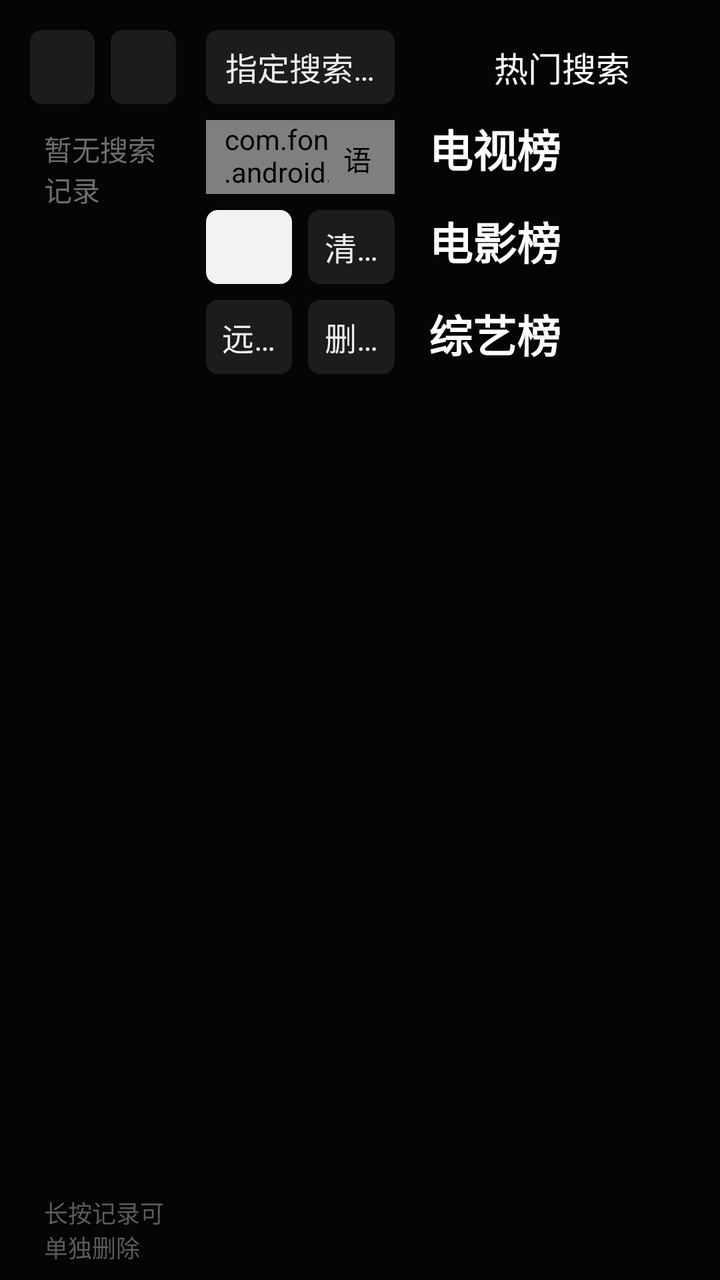
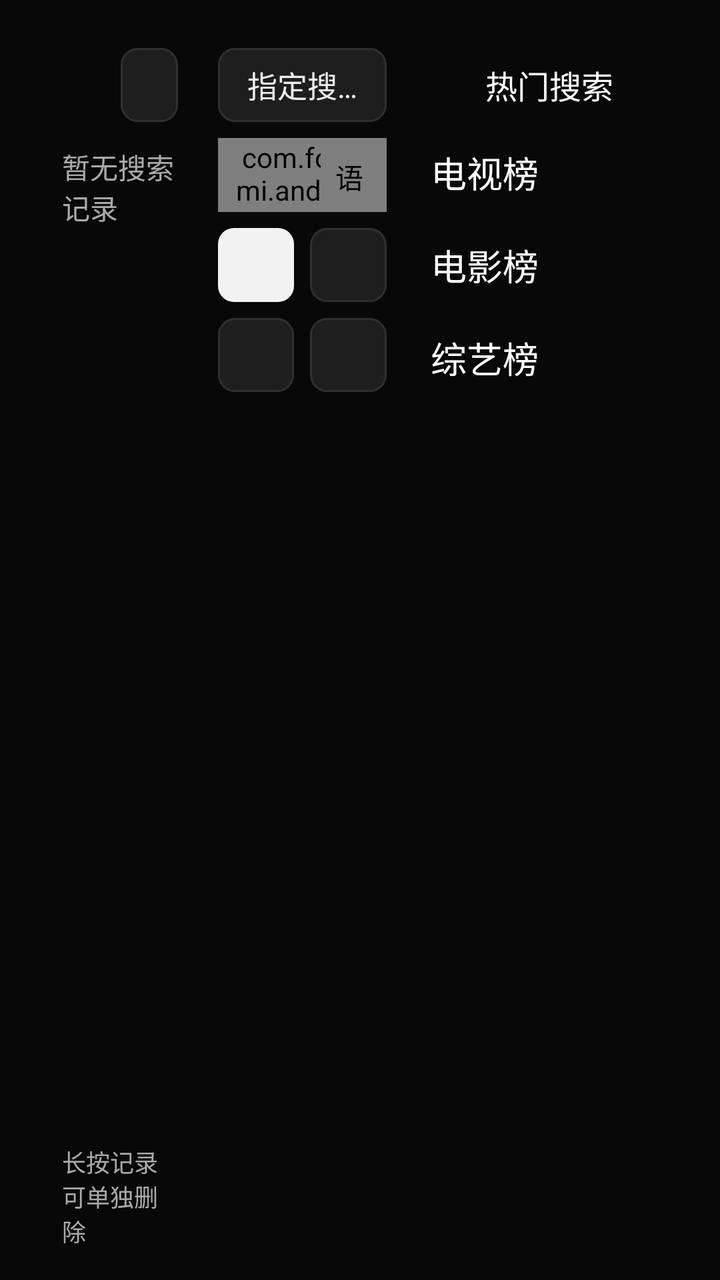

Two renders of the same Android screen: before a commit and after it. Below are the layout's source before the change and the commit's diff.
<!-- AndroidManifest.xml: another module's application theme Theme.App -->
<!-- res/layout/activity_search.xml -->
<LinearLayout xmlns:android="http://schemas.android.com/apk/res/android" xmlns:app="http://schemas.android.com/apk/res-auto" android:layout_width="match_parent" android:layout_height="match_parent" android:orientation="horizontal" android:background="#050505" android:paddingStart="15dp" android:paddingEnd="10dp" android:paddingTop="15dp" android:paddingBottom="8dp">
    <LinearLayout android:id="@+id/recordLayout" android:layout_width="0dp" android:layout_weight="24" android:layout_height="match_parent" android:orientation="vertical">
        <LinearLayout android:layout_width="match_parent" android:layout_height="37dp">
            <TextView style="@style/SearchBlackKey" android:layout_width="0dp" android:layout_weight="1" android:text="搜索历史" android:focusable="false" android:background="@drawable/search_black_label" />
            <TextView android:id="@+id/clearHistory" style="@style/SearchBlackKey" android:layout_width="0dp" android:layout_weight="1" android:layout_marginStart="8dp" android:text="清空" android:nextFocusUp="@id/clearHistory" />
        </LinearLayout>
        <TextView android:id="@+id/emptyHistory" android:layout_width="match_parent" android:layout_height="wrap_content" android:paddingTop="12dp" android:paddingStart="7dp" android:text="暂无搜索记录" android:textColor="#6E6E6E" android:textSize="14sp" />
        <androidx.recyclerview.widget.RecyclerView android:id="@+id/recordRecycler" android:layout_width="match_parent" android:layout_height="0dp" android:layout_weight="1" android:layout_marginTop="8dp" android:layout_marginStart="7dp" android:overScrollMode="never" android:scrollbars="none" />
        <TextView android:id="@+id/historyTip" android:layout_width="match_parent" android:layout_height="wrap_content" android:paddingStart="7dp" android:text="长按记录可单独删除" android:textColor="#5C5C5C" android:textSize="12sp" />
    </LinearLayout>
    <LinearLayout android:layout_width="0dp" android:layout_weight="31" android:layout_height="match_parent" android:layout_marginHorizontal="15dp" android:orientation="vertical">
        <TextView android:id="@+id/source" style="@style/SearchBlackKey" android:text="指定搜索源" android:nextFocusUp="@id/source" />
        <FrameLayout android:layout_width="match_parent" android:layout_height="37dp" android:layout_marginTop="8dp">
            <com.fongmi.android.tv.ui.custom.CustomEditText android:id="@+id/keyword" android:layout_width="match_parent" android:layout_height="match_parent" android:paddingStart="8dp" android:paddingEnd="8dp" android:background="@drawable/search_black_input" android:hint="请输入要搜索的内容" android:singleLine="true" android:inputType="text" android:maxLength="255" android:imeOptions="actionSearch" android:focusable="true" android:focusableInTouchMode="true" android:textColor="#F5F5F5" android:textColorHint="#7A7A7A" android:textSize="16sp" android:nextFocusDown="@id/search" />
            <com.fongmi.android.tv.ui.custom.CustomMic android:id="@+id/mic" android:layout_width="29dp" android:layout_height="29dp" android:layout_gravity="end|center_vertical" android:layout_marginEnd="4dp" android:padding="5dp" android:background="@drawable/search_black_key" android:src="@drawable/ic_search_mic" android:contentDescription="语音搜索" android:focusable="true" android:focusableInTouchMode="false" />
        </FrameLayout>
        <LinearLayout android:layout_width="match_parent" android:layout_height="37dp" android:layout_marginTop="8dp">
            <TextView android:id="@+id/search" style="@style/SearchBlackPrimary" android:layout_width="0dp" android:layout_weight="1" android:text="搜索" />
            <TextView android:id="@+id/clearInput" style="@style/SearchBlackKey" android:layout_width="0dp" android:layout_weight="1" android:layout_marginStart="8dp" android:text="清空" />
        </LinearLayout>
        <LinearLayout android:layout_width="match_parent" android:layout_height="37dp" android:layout_marginTop="8dp">
            <TextView android:id="@+id/remote" style="@style/SearchBlackKey" android:layout_width="0dp" android:layout_weight="1" android:text="远程搜索" />
            <TextView android:id="@+id/backspace" style="@style/SearchBlackKey" android:layout_width="0dp" android:layout_weight="1" android:layout_marginStart="8dp" android:text="删除" />
        </LinearLayout>
        <androidx.recyclerview.widget.RecyclerView android:id="@+id/keyboard" android:layout_width="match_parent" android:layout_height="wrap_content" android:layout_marginTop="3dp" android:layout_marginStart="-3dp" android:layout_marginEnd="-3dp" android:overScrollMode="never" app:layoutManager="androidx.recyclerview.widget.GridLayoutManager" app:spanCount="6" />
    </LinearLayout>
    <androidx.core.widget.NestedScrollView android:id="@+id/scroll" android:layout_width="0dp" android:layout_weight="45" android:layout_height="match_parent" android:fillViewport="true" android:scrollbars="none" android:overScrollMode="never">
        <LinearLayout android:layout_width="match_parent" android:layout_height="wrap_content" android:orientation="vertical">
            <TextView android:id="@+id/word" android:layout_width="match_parent" android:layout_height="37dp" android:gravity="center" android:text="热门搜索" android:textColor="#FFFFFF" android:textSize="17sp" android:fontFamily="sans-serif-medium" />
            <TextView android:id="@+id/searchStatus" android:layout_width="match_parent" android:layout_height="wrap_content" android:gravity="center" android:paddingBottom="4dp" android:textColor="#7A7A7A" android:textSize="13sp" android:visibility="gone" />
            <LinearLayout android:id="@+id/hotGroups" android:layout_width="match_parent" android:layout_height="wrap_content" android:orientation="vertical">
                <TextView style="@style/SearchBlackHeading" android:text="电视榜" />
                <androidx.recyclerview.widget.RecyclerView android:id="@+id/tvRecycler" android:layout_width="match_parent" android:layout_height="wrap_content" android:nestedScrollingEnabled="false" android:overScrollMode="never" />
                <TextView style="@style/SearchBlackHeading" android:text="电影榜" />
                <androidx.recyclerview.widget.RecyclerView android:id="@+id/movieRecycler" android:layout_width="match_parent" android:layout_height="wrap_content" android:nestedScrollingEnabled="false" android:overScrollMode="never" />
                <TextView style="@style/SearchBlackHeading" android:text="综艺榜" />
                <androidx.recyclerview.widget.RecyclerView android:id="@+id/varietyRecycler" android:layout_width="match_parent" android:layout_height="wrap_content" android:nestedScrollingEnabled="false" android:overScrollMode="never" />
            </LinearLayout>
            <androidx.recyclerview.widget.RecyclerView android:id="@+id/wordRecycler" android:layout_width="match_parent" android:layout_height="wrap_content" android:layout_marginTop="6dp" android:nestedScrollingEnabled="false" android:overScrollMode="never" />
        </LinearLayout>
    </androidx.core.widget.NestedScrollView>
</LinearLayout>
<!-- resources referenced by this layout -->
<resources>
  <!-- drawable search_black_input (drawable) -->
  <selector xmlns:android="http://schemas.android.com/apk/res/android">
      <item android:state_focused="true"><shape><solid android:color="#161616"/><corners android:radius="6dp"/><stroke android:width="2dp" android:color="#FFFFFF"/></shape></item>
      <item><shape><solid android:color="#0B0B0B"/><corners android:radius="6dp"/><stroke android:width="1.5dp" android:color="#8C8C8C"/></shape></item>
  </selector>
  <!-- drawable search_black_key (drawable) -->
  <selector xmlns:android="http://schemas.android.com/apk/res/android">
      <item android:state_focused="true"><shape><solid android:color="#2E2E2E"/><corners android:radius="6dp"/><stroke android:width="2dp" android:color="#FFFFFF"/></shape></item>
      <item android:state_pressed="true"><shape><solid android:color="#333333"/><corners android:radius="6dp"/></shape></item>
      <item><shape><solid android:color="#1C1C1C"/><corners android:radius="6dp"/></shape></item>
  </selector>
  <!-- drawable search_black_label (drawable) -->
  <shape xmlns:android="http://schemas.android.com/apk/res/android"><solid android:color="#1C1C1C"/><corners android:radius="6dp"/></shape>
  <style name="SearchBlackHeading">
          <item name="android:layout_width">match_parent</item>
          <item name="android:layout_height">wrap_content</item>
          <item name="android:layout_marginTop">6dp</item>
          <item name="android:layout_marginBottom">8dp</item>
          <item name="android:paddingStart">2dp</item>
          <item name="android:textColor">#FFFFFF</item>
          <item name="android:textSize">22sp</item>
          <item name="android:textStyle">bold</item>
      </style>
  <style name="SearchBlackKey">
          <item name="android:layout_width">match_parent</item>
          <item name="android:layout_height">37dp</item>
          <item name="android:gravity">center</item>
          <item name="android:paddingHorizontal">8dp</item>
          <item name="android:singleLine">true</item>
          <item name="android:textColor">@color/search_black_text</item>
          <item name="android:textSize">16sp</item>
          <item name="android:focusable">true</item>
          <item name="android:focusableInTouchMode">false</item>
          <item name="android:background">@drawable/search_black_key</item>
      </style>
  <!-- drawable search_black_primary (drawable) -->
  <selector xmlns:android="http://schemas.android.com/apk/res/android">
      <item android:state_focused="true">
          <layer-list>
              <item><shape><solid android:color="#FFFFFF"/><corners android:radius="6dp"/></shape></item>
              <item android:left="2dp" android:top="2dp" android:right="2dp" android:bottom="2dp"><shape><stroke android:width="1.5dp" android:color="#050505"/><corners android:radius="4dp"/></shape></item>
          </layer-list>
      </item>
      <item android:state_pressed="true"><shape><solid android:color="#D6D6D6"/><corners android:radius="6dp"/></shape></item>
      <item><shape><solid android:color="#F2F2F2"/><corners android:radius="6dp"/></shape></item>
  </selector>
  <style name="Theme.Base" parent="Theme.Material3.Dark.NoActionBar">
          <item name="colorPrimary">@color/white</item>
          <item name="android:windowFullscreen">true</item>
          <item name="android:windowTranslucentStatus">true</item>
          <item name="android:windowTranslucentNavigation">true</item>
          <item name="android:windowAnimationStyle">@style/NoAnim</item>
      </style>
  <!-- unchanged entries left out for length: 5 -->
</resources>

<!-- the commit's change to res/layout/activity_search.xml (unified diff, before → after) -->
@@ -1,14 +1,14 @@
-<LinearLayout xmlns:android="http://schemas.android.com/apk/res/android" xmlns:app="http://schemas.android.com/apk/res-auto" android:layout_width="match_parent" android:layout_height="match_parent" android:orientation="horizontal" android:background="#050505" android:paddingStart="15dp" android:paddingEnd="10dp" android:paddingTop="15dp" android:paddingBottom="8dp">
+<LinearLayout xmlns:android="http://schemas.android.com/apk/res/android" xmlns:app="http://schemas.android.com/apk/res-auto" android:layout_width="match_parent" android:layout_height="match_parent" android:orientation="horizontal" android:background="@color/tv_theme_background" android:paddingStart="24dp" android:paddingEnd="24dp" android:paddingTop="24dp" android:paddingBottom="16dp">
     <LinearLayout android:id="@+id/recordLayout" android:layout_width="0dp" android:layout_weight="24" android:layout_height="match_parent" android:orientation="vertical">
         <LinearLayout android:layout_width="match_parent" android:layout_height="37dp">
             <TextView style="@style/SearchBlackKey" android:layout_width="0dp" android:layout_weight="1" android:text="搜索历史" android:focusable="false" android:background="@drawable/search_black_label" />
             <TextView android:id="@+id/clearHistory" style="@style/SearchBlackKey" android:layout_width="0dp" android:layout_weight="1" android:layout_marginStart="8dp" android:text="清空" android:nextFocusUp="@id/clearHistory" />
         </LinearLayout>
-        <TextView android:id="@+id/emptyHistory" android:layout_width="match_parent" android:layout_height="wrap_content" android:paddingTop="12dp" android:paddingStart="7dp" android:text="暂无搜索记录" android:textColor="#6E6E6E" android:textSize="14sp" />
+        <TextView android:id="@+id/emptyHistory" android:layout_width="match_parent" android:layout_height="wrap_content" android:paddingTop="12dp" android:paddingStart="7dp" android:text="暂无搜索记录" android:textColor="@color/tv_theme_text_secondary" android:textSize="14sp" />
         <androidx.recyclerview.widget.RecyclerView android:id="@+id/recordRecycler" android:layout_width="match_parent" android:layout_height="0dp" android:layout_weight="1" android:layout_marginTop="8dp" android:layout_marginStart="7dp" android:overScrollMode="never" android:scrollbars="none" />
-        <TextView android:id="@+id/historyTip" android:layout_width="match_parent" android:layout_height="wrap_content" android:paddingStart="7dp" android:text="长按记录可单独删除" android:textColor="#5C5C5C" android:textSize="12sp" />
+        <TextView android:id="@+id/historyTip" android:layout_width="match_parent" android:layout_height="wrap_content" android:paddingStart="7dp" android:text="长按记录可单独删除" android:textColor="@color/tv_theme_text_secondary" android:textSize="12sp" />
     </LinearLayout>
-    <LinearLayout android:layout_width="0dp" android:layout_weight="31" android:layout_height="match_parent" android:layout_marginHorizontal="15dp" android:orientation="vertical">
+    <LinearLayout android:layout_width="0dp" android:layout_weight="31" android:layout_height="match_parent" android:layout_marginHorizontal="20dp" android:orientation="vertical">
         <TextView android:id="@+id/source" style="@style/SearchBlackKey" android:text="指定搜索源" android:nextFocusUp="@id/source" />
         <FrameLayout android:layout_width="match_parent" android:layout_height="37dp" android:layout_marginTop="8dp">
             <com.fongmi.android.tv.ui.custom.CustomEditText android:id="@+id/keyword" android:layout_width="match_parent" android:layout_height="match_parent" android:paddingStart="8dp" android:paddingEnd="8dp" android:background="@drawable/search_black_input" android:hint="请输入要搜索的内容" android:singleLine="true" android:inputType="text" android:maxLength="255" android:imeOptions="actionSearch" android:focusable="true" android:focusableInTouchMode="true" android:textColor="#F5F5F5" android:textColorHint="#7A7A7A" android:textSize="16sp" android:nextFocusDown="@id/search" />
@@ -26,7 +26,7 @@
     </LinearLayout>
     <androidx.core.widget.NestedScrollView android:id="@+id/scroll" android:layout_width="0dp" android:layout_weight="45" android:layout_height="match_parent" android:fillViewport="true" android:scrollbars="none" android:overScrollMode="never">
         <LinearLayout android:layout_width="match_parent" android:layout_height="wrap_content" android:orientation="vertical">
-            <TextView android:id="@+id/word" android:layout_width="match_parent" android:layout_height="37dp" android:gravity="center" android:text="热门搜索" android:textColor="#FFFFFF" android:textSize="17sp" android:fontFamily="sans-serif-medium" />
+            <TextView android:id="@+id/word" android:layout_width="match_parent" android:layout_height="37dp" android:gravity="center" android:text="热门搜索" android:textColor="#FFFFFF" android:textSize="16sp" android:fontFamily="sans-serif-medium" />
             <TextView android:id="@+id/searchStatus" android:layout_width="match_parent" android:layout_height="wrap_content" android:gravity="center" android:paddingBottom="4dp" android:textColor="#7A7A7A" android:textSize="13sp" android:visibility="gone" />
             <LinearLayout android:id="@+id/hotGroups" android:layout_width="match_parent" android:layout_height="wrap_content" android:orientation="vertical">
                 <TextView style="@style/SearchBlackHeading" android:text="电视榜" />
<!-- resource entries referenced after the edit -->
@@ -1,58 +1,97 @@
 <!-- resources referenced by this layout -->
 <resources>
+  <color name="tv_theme_background">#080808</color>
+  <color name="tv_theme_text_secondary">#AAAAAA</color>
   <!-- drawable search_black_input (drawable) -->
   <selector xmlns:android="http://schemas.android.com/apk/res/android">
-      <item android:state_focused="true"><shape><solid android:color="#161616"/><corners android:radius="6dp"/><stroke android:width="2dp" android:color="#FFFFFF"/></shape></item>
-      <item><shape><solid android:color="#0B0B0B"/><corners android:radius="6dp"/><stroke android:width="1.5dp" android:color="#8C8C8C"/></shape></item>
+      <item android:state_focused="true"><shape><solid android:color="#161616"/><corners android:radius="8dp"/><stroke android:width="2dp" android:color="#FFFFFF"/></shape></item>
+      <item><shape><solid android:color="#0B0B0B"/><corners android:radius="8dp"/><stroke android:width="1.5dp" android:color="#8C8C8C"/></shape></item>
   </selector>
   <!-- drawable search_black_key (drawable) -->
   <selector xmlns:android="http://schemas.android.com/apk/res/android">
-      <item android:state_focused="true"><shape><solid android:color="#2E2E2E"/><corners android:radius="6dp"/><stroke android:width="2dp" android:color="#FFFFFF"/></shape></item>
-      <item android:state_pressed="true"><shape><solid android:color="#333333"/><corners android:radius="6dp"/></shape></item>
-      <item><shape><solid android:color="#1C1C1C"/><corners android:radius="6dp"/></shape></item>
+      <item android:state_focused="true"><shape><solid android:color="@color/tv_theme_selected"/><corners android:radius="8dp"/><stroke android:width="2dp" android:color="@color/tv_theme_focus_border"/></shape></item>
+      <item android:state_selected="true"><shape><solid android:color="@color/tv_theme_selected"/><corners android:radius="8dp"/><stroke android:width="1dp" android:color="@color/tv_theme_selected_border"/></shape></item>
+      <item android:state_pressed="true"><shape><solid android:color="@color/tv_theme_selected"/><corners android:radius="8dp"/></shape></item>
+      <item><shape><solid android:color="@color/tv_theme_control"/><corners android:radius="8dp"/><stroke android:width="1dp" android:color="@color/tv_theme_border"/></shape></item>
   </selector>
   <!-- drawable search_black_label (drawable) -->
-  <shape xmlns:android="http://schemas.android.com/apk/res/android"><solid android:color="#1C1C1C"/><corners android:radius="6dp"/></shape>
+  <shape xmlns:android="http://schemas.android.com/apk/res/android"><solid android:color="@android:color/transparent"/></shape>
   <style name="SearchBlackHeading">
           <item name="android:layout_width">match_parent</item>
           <item name="android:layout_height">wrap_content</item>
-          <item name="android:layout_marginTop">6dp</item>
+          <item name="android:layout_marginTop">12dp</item>
           <item name="android:layout_marginBottom">8dp</item>
           <item name="android:paddingStart">2dp</item>
           <item name="android:textColor">#FFFFFF</item>
-          <item name="android:textSize">22sp</item>
-          <item name="android:textStyle">bold</item>
+          <item name="android:textSize">18sp</item>
+          <item name="android:fontFamily">sans-serif-medium</item>
       </style>
   <style name="SearchBlackKey">
           <item name="android:layout_width">match_parent</item>
           <item name="android:layout_height">37dp</item>
           <item name="android:gravity">center</item>
-          <item name="android:paddingHorizontal">8dp</item>
+          <item name="android:paddingHorizontal">10dp</item>
           <item name="android:singleLine">true</item>
           <item name="android:textColor">@color/search_black_text</item>
-          <item name="android:textSize">16sp</item>
+          <item name="android:textSize">15sp</item>
           <item name="android:focusable">true</item>
           <item name="android:focusableInTouchMode">false</item>
           <item name="android:background">@drawable/search_black_key</item>
       </style>
+  <color name="tv_theme_selected">#303030</color>
+  <color name="tv_theme_focus_border">#FFFFFF</color>
+  <color name="tv_theme_selected_border">#707070</color>
+  <color name="tv_theme_control">#1E1E1E</color>
+  <color name="tv_theme_border">#303030</color>
   <!-- drawable search_black_primary (drawable) -->
   <selector xmlns:android="http://schemas.android.com/apk/res/android">
       <item android:state_focused="true">
           <layer-list>
-              <item><shape><solid android:color="#FFFFFF"/><corners android:radius="6dp"/></shape></item>
-              <item android:left="2dp" android:top="2dp" android:right="2dp" android:bottom="2dp"><shape><stroke android:width="1.5dp" android:color="#050505"/><corners android:radius="4dp"/></shape></item>
+              <item><shape><solid android:color="#FFFFFF"/><corners android:radius="8dp"/></shape></item>
+              <item android:left="2dp" android:top="2dp" android:right="2dp" android:bottom="2dp"><shape><stroke android:width="1.5dp" android:color="#050505"/><corners android:radius="6dp"/></shape></item>
           </layer-list>
       </item>
-      <item android:state_pressed="true"><shape><solid android:color="#D6D6D6"/><corners android:radius="6dp"/></shape></item>
-      <item><shape><solid android:color="#F2F2F2"/><corners android:radius="6dp"/></shape></item>
+      <item android:state_pressed="true"><shape><solid android:color="#D6D6D6"/><corners android:radius="8dp"/></shape></item>
+      <item><shape><solid android:color="#F2F2F2"/><corners android:radius="8dp"/></shape></item>
   </selector>
   <style name="Theme.Base" parent="Theme.Material3.Dark.NoActionBar">
           <item name="colorPrimary">@color/white</item>
+          <item name="colorOnPrimary">#0A0A0A</item>
+          <item name="colorSecondary">@color/white</item>
+          <item name="colorOnSecondary">#0A0A0A</item>
+          <item name="colorPrimaryContainer">@color/tv_theme_selected</item>
+          <item name="colorOnPrimaryContainer">@color/tv_theme_text</item>
+          <item name="colorSecondaryContainer">@color/tv_theme_selected</item>
+          <item name="colorOnSecondaryContainer">@color/tv_theme_text</item>
+          <item name="colorTertiary">@color/white</item>
+          <item name="colorOnTertiary">#0A0A0A</item>
+          <item name="colorTertiaryContainer">@color/tv_theme_selected</item>
+          <item name="colorOnTertiaryContainer">@color/tv_theme_text</item>
+          <item name="colorSurface">@color/tv_theme_panel</item>
+          <item name="colorOnSurface">@color/tv_theme_text</item>
+          <item name="colorSurfaceVariant">@color/tv_theme_control</item>
+          <item name="colorOnSurfaceVariant">@color/tv_theme_text_secondary</item>
+          <item name="colorSurfaceDim">@color/tv_theme_background</item>
+          <item name="colorSurfaceBright">@color/tv_theme_selected</item>
+          <item name="colorSurfaceContainerLowest">@color/tv_theme_background</item>
+          <item name="colorSurfaceContainerLow">@color/tv_theme_panel</item>
+          <item name="colorSurfaceContainer">@color/tv_theme_panel</item>
+          <item name="colorSurfaceContainerHigh">@color/tv_theme_control</item>
+          <item name="colorSurfaceContainerHighest">@color/tv_theme_selected</item>
+          <item name="colorOutline">#666666</item>
+          <item name="colorOutlineVariant">@color/tv_theme_border</item>
+          <item name="colorSurfaceInverse">@color/tv_theme_text</item>
+          <item name="colorOnSurfaceInverse">@color/tv_theme_control</item>
+          <item name="colorPrimaryInverse">@color/tv_theme_selected</item>
+          <item name="android:colorBackground">@color/tv_theme_background</item>
+          <item name="android:windowBackground">@color/tv_theme_background</item>
           <item name="android:windowFullscreen">true</item>
           <item name="android:windowTranslucentStatus">true</item>
           <item name="android:windowTranslucentNavigation">true</item>
           <item name="android:windowAnimationStyle">@style/NoAnim</item>
       </style>
+  <color name="tv_theme_text">#F2F2F2</color>
+  <color name="tv_theme_panel">#141414</color>
   <!-- unchanged entries left out for length: 5 -->
 </resources>
 
